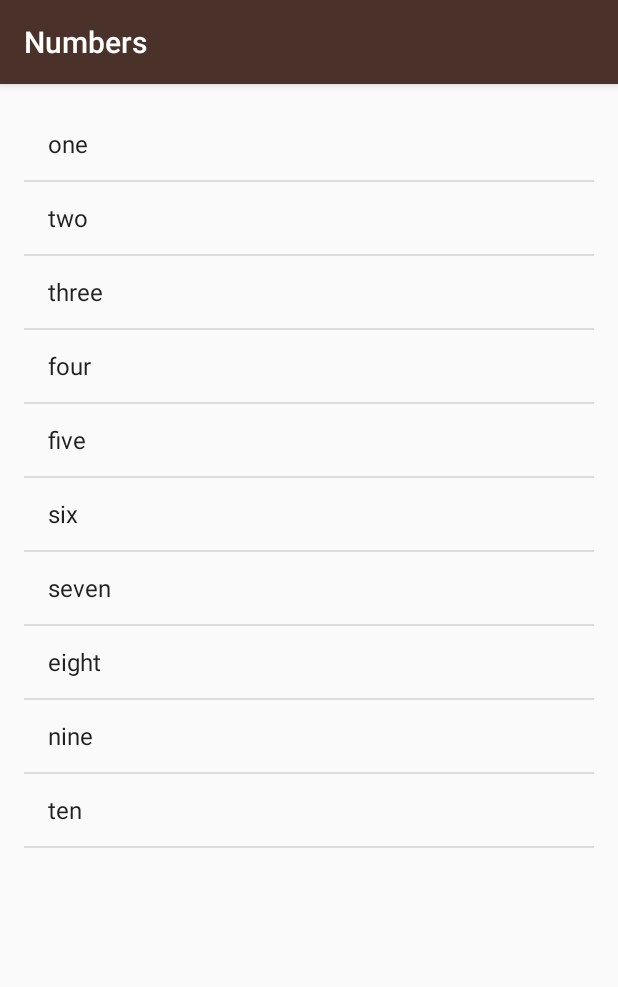
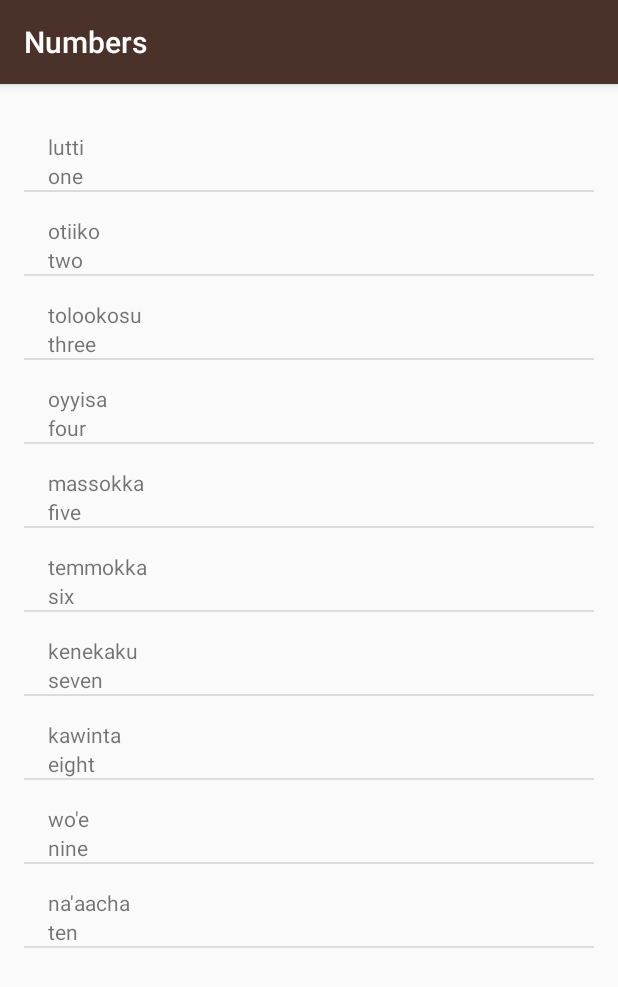
Before and after one commit to erikbenton/miwok-app, an Android app: the NumbersActivity screen opened directly, with no data from a screen before it, on a phone screen of 412 x 824 dp. Shown: the top 987 px of the screen. Run offline under Robolectric (Android 15) with nearby library versions, the phone set to English and light mode, and no system bars.

Commit message:
Generating custom adapter for showing miwok/english translations

```diff
--- a/app/src/main/java/com/example/android/miwok/NumbersActivity.java
+++ b/app/src/main/java/com/example/android/miwok/NumbersActivity.java
@@ -18,9 +18,20 @@ public class NumbersActivity extends AppCompatActivity {
     protected void onCreate(Bundle savedInstanceState) {
         super.onCreate(savedInstanceState);
         setContentView(R.layout.activity_numbers);
-        ArrayList<String> words = new ArrayList<String>(Arrays.asList("one", "two", "three", "four", "five", "six", "seven", "eight", "nine", "ten"));
+        ArrayList<Word> words = new ArrayList<Word>();
 
-        ArrayAdapter<String> itemsAdapter = new ArrayAdapter<String>(this, android.R.layout.simple_list_item_1, words);
+        words.add(new Word("one", "lutti"));
+        words.add(new Word("two", "otiiko"));
+        words.add(new Word("three", "tolookosu"));
+        words.add(new Word("four", "oyyisa"));
+        words.add(new Word("five", "massokka"));
+        words.add(new Word("six", "temmokka"));
+        words.add(new Word("seven", "kenekaku"));
+        words.add(new Word("eight", "kawinta"));
+        words.add(new Word("nine", "wo'e"));
+        words.add(new Word("ten", "na'aacha"));
+
+        WordAdapter itemsAdapter = new WordAdapter(this, words);
 
         ListView listView = (ListView) findViewById(R.id.list);
 
--- a/app/src/main/java/com/example/android/miwok/Word.java
+++ b/app/src/main/java/com/example/android/miwok/Word.java
@@ -1,29 +1,33 @@
 package com.example.android.miwok;
 
+/**
+ * {@link Word} represents a vocabulary word that the user wants to learn.
+ * It contains a default translation and a Miwok translation for that word.
+ */
 public class Word
 {
-    private String defaultTranslation;
-    private String miwokTranslation;
+    // Default translation
+    private String mDefaultTranslation;
+    // Miwok translation
+    private String mMiwokTranslation;
 
-    public Word(String miwokTranslationTemp, String defaultTranslationTemp)
+    public Word(String defaultTranslation, String miwokTranslation)
     {
-        miwokTranslation = miwokTranslationTemp;
-        defaultTranslation = defaultTranslationTemp;
+        mDefaultTranslation = defaultTranslation;
+        mMiwokTranslation = miwokTranslation;
     }
 
+    /**
+     * Get default translation of the word
+     */
     public String getDefaultTranslation() {
-        return defaultTranslation;
+        return mDefaultTranslation;
     }
 
+    /**
+     * Get default translation of the word
+     */
     public String getMiwokTranslation() {
-        return miwokTranslation;
-    }
-
-    public void setDefaultTranslation(String defaultTranslation) {
-        this.defaultTranslation = defaultTranslation;
-    }
-
-    public void setMiwokTranslation(String miwokTranslation) {
-        this.miwokTranslation = miwokTranslation;
+        return mMiwokTranslation;
     }
 }
--- /dev/null
+++ b/app/src/main/java/com/example/android/miwok/WordAdapter.java
@@ -0,0 +1,51 @@
+package com.example.android.miwok;
+
+import android.app.Activity;
+import android.content.Context;
+import android.support.annotation.LayoutRes;
+import android.support.annotation.NonNull;
+import android.support.annotation.Nullable;
+import android.view.LayoutInflater;
+import android.view.View;
+import android.view.ViewGroup;
+import android.widget.ArrayAdapter;
+import android.widget.TextView;
+
+import java.util.ArrayList;
+import java.util.List;
+
+public class WordAdapter extends ArrayAdapter<Word>
+{
+
+    private Context mContext;
+    private List<Word> wordList = new ArrayList<>();
+
+    public WordAdapter(@NonNull Activity context, ArrayList<Word> list)
+    {
+        super(context, 0, list);
+        mContext = context;
+        wordList = list;
+    }
+
+    @NonNull
+    @Override
+    public View getView(int position, @Nullable View convertView, @NonNull ViewGroup parent)
+    {
+        View listItem = convertView;
+
+        if(listItem == null) {
+            listItem = LayoutInflater.from(mContext).inflate(R.layout.list_item, parent, false);
+        }
+
+        Word currentWord = wordList.get(position);
+
+        TextView defaultTranslationView = (TextView) listItem.findViewById(R.id.default_text_view);
+        defaultTranslationView.setText(currentWord.getDefaultTranslation());
+
+        TextView miwokTranslationView = (TextView) listItem.findViewById(R.id.miwok_text_view);
+        miwokTranslationView.setText(currentWord.getMiwokTranslation());
+
+
+        return listItem;
+    }
+}
--- a/app/src/main/res/layout/list_item.xml
+++ b/app/src/main/res/layout/list_item.xml
@@ -3,8 +3,8 @@
     xmlns:tools="http://schemas.android.com/tools"
     android:layout_width="match_parent"
     android:layout_height="match_parent"
-    android:layout_marginLeft="16dp"
-    android:layout_marginTop="16dp"
+    android:paddingLeft="16dp"
+    android:paddingTop="16dp"
     android:orientation="vertical">
 
     <TextView
```
